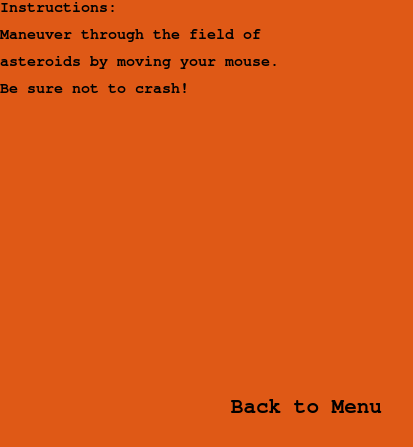
Before: the Qt Designer form Asteroids+Aliens/instructionwindow.ui in captaintino/project-destiny, drawn with Qt 5.
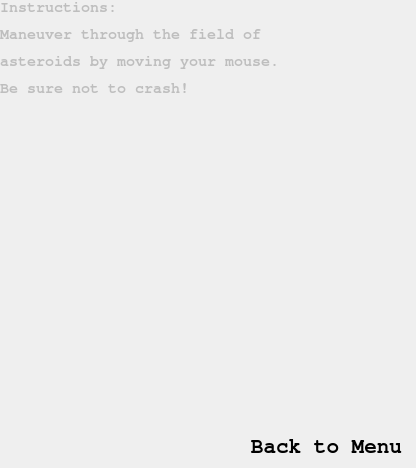
After: the same form once the commit is applied. Icons and pictures are not drawn.

Commit message: After working on various parts of the High Score Window for 3 hours.

```diff
--- a/Asteroids+Aliens/instructionwindow.ui
+++ b/Asteroids+Aliens/instructionwindow.ui
@@ -6,41 +6,43 @@
    <rect>
     <x>0</x>
     <y>0</y>
-    <width>413</width>
-    <height>447</height>
+    <width>416</width>
+    <height>468</height>
    </rect>
   </property>
+  <property name="font">
+   <font>
+    <family>FreeMono</family>
+    <pointsize>12</pointsize>
+    <weight>75</weight>
+    <bold>true</bold>
+   </font>
+  </property>
   <property name="windowTitle">
    <string>Instructions</string>
   </property>
+  <property name="autoFillBackground">
+   <bool>true</bool>
+  </property>
   <property name="styleSheet">
-   <string notr="true">background-color: rgb(223, 89, 22);</string>
+   <string notr="true"/>
   </property>
-  <widget class="QPushButton" name="btnCloseInstructions">
+  <widget class="QWidget" name="widget" native="true">
    <property name="geometry">
     <rect>
-     <x>220</x>
-     <y>390</y>
-     <width>173</width>
-     <height>33</height>
+     <x>0</x>
+     <y>0</y>
+     <width>421</width>
+     <height>471</height>
     </rect>
    </property>
-   <property name="font">
-    <font>
-     <family>FreeMono</family>
-     <pointsize>16</pointsize>
-     <weight>75</weight>
-     <bold>true</bold>
-    </font>
+   <property name="styleSheet">
+    <string notr="true">background-image:url(:/images/Main_Menu.jpg)</string>
    </property>
-   <property name="text">
-    <string>Back to Menu</string>
-   </property>
-   <property name="flat">
-    <bool>true</bool>
-   </property>
-  </widget>
   <widget class="QLabel" name="lblInstructionContent">
+    <property name="enabled">
+     <bool>false</bool>
+    </property>
    <property name="geometry">
     <rect>
      <x>0</x>
@@ -63,6 +65,34 @@
    <property name="alignment">
     <set>Qt::AlignLeading|Qt::AlignLeft|Qt::AlignTop</set>
    </property>
+   </widget>
+   <widget class="QPushButton" name="btnCloseInstructions">
+    <property name="enabled">
+     <bool>true</bool>
+    </property>
+    <property name="geometry">
+     <rect>
+      <x>240</x>
+      <y>430</y>
+      <width>173</width>
+      <height>33</height>
+     </rect>
+    </property>
+    <property name="font">
+     <font>
+      <family>FreeMono</family>
+      <pointsize>16</pointsize>
+      <weight>75</weight>
+      <bold>true</bold>
+     </font>
+    </property>
+    <property name="text">
+     <string>Back to Menu</string>
+    </property>
+    <property name="flat">
+     <bool>true</bool>
+    </property>
+   </widget>
   </widget>
  </widget>
  <resources/>
```
Lines whose indentation alone changed are shown as unchanged. The commit also changes 4 other files.
